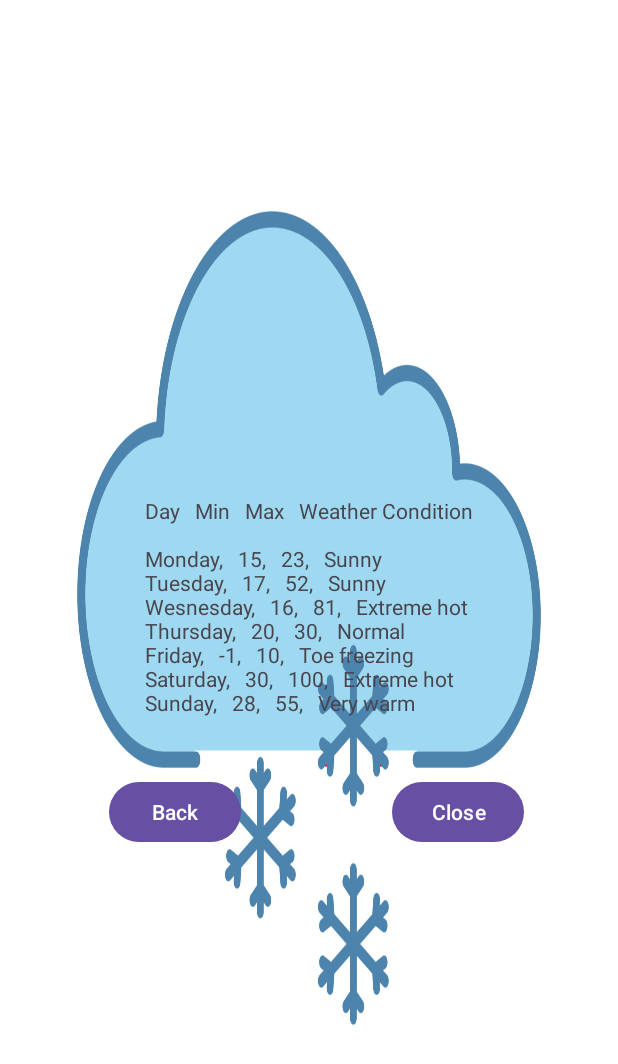
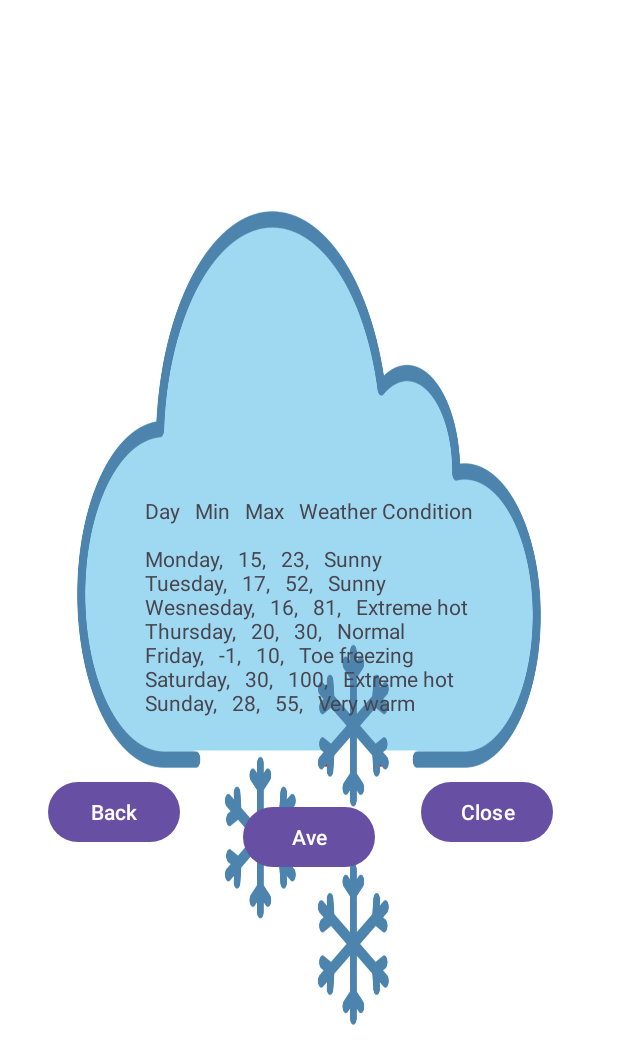
Before and after one commit to THAAQIRHARRIS/Practicum-st10435524, an Android app: the AllWeatherResults screen opened directly, with no data from a screen before it, on a phone screen of 412 x 824 dp. Shown: the top 1064 px of the screen. Run offline under Robolectric (Android 15) with nearby library versions, the phone set to English and light mode, and no system bars.

Commit message:
finish project

```diff
--- a/app/src/main/java/com/example/weatherapp/AllWeatherResults.kt
+++ b/app/src/main/java/com/example/weatherapp/AllWeatherResults.kt
@@ -35,6 +35,7 @@ class AllWeatherResults : AppCompatActivity() {
         val txtAll = findViewById<TextView>(R.id.txtAll)
         val btnPast = findViewById<Button>(R.id.btnPast)
         val btnClose = findViewById<Button>(R.id.btnClose)
+        val btnAve = findViewById<Button>(R.id.btnAve)
 
         var counter = 0
         var tableDisplaytwo: String ="Day   Min   Max   Weather Condition\n\n"
@@ -55,5 +56,10 @@ class AllWeatherResults : AppCompatActivity() {
         btnClose.setOnClickListener {                                                                     // close app
             finishAffinity()
         }
+        btnAve.setOnClickListener {
+            val answer = (15+17+ 16+ 20+ -1+30+28)/7
+            val answertwo = (23+52+81+30+10+100+55)/7                                                              // average of temp
+            txtAll.text = "${answer.toString()}is min ave , ${answertwo.toString()}is max ave"
+        }
     }
 }
--- a/app/src/main/res/layout/activity_all_weather_results.xml
+++ b/app/src/main/res/layout/activity_all_weather_results.xml
@@ -24,7 +24,7 @@
         android:text="Back"
         app:layout_constraintBottom_toBottomOf="parent"
         app:layout_constraintEnd_toEndOf="parent"
-        app:layout_constraintHorizontal_bias="0.225"
+        app:layout_constraintHorizontal_bias="0.099"
         app:layout_constraintStart_toStartOf="parent"
         app:layout_constraintTop_toTopOf="parent"
         app:layout_constraintVertical_bias="0.667" />
@@ -36,8 +36,19 @@
         android:text="Close"
         app:layout_constraintBottom_toBottomOf="parent"
         app:layout_constraintEnd_toEndOf="parent"
-        app:layout_constraintHorizontal_bias="0.806"
+        app:layout_constraintHorizontal_bias="0.866"
         app:layout_constraintStart_toStartOf="parent"
         app:layout_constraintTop_toTopOf="parent"
         app:layout_constraintVertical_bias="0.667" />
+
+    <Button
+        android:id="@+id/btnAve"
+        android:layout_width="wrap_content"
+        android:layout_height="wrap_content"
+        android:text="Ave"
+        app:layout_constraintBottom_toBottomOf="parent"
+        app:layout_constraintEnd_toEndOf="parent"
+        app:layout_constraintStart_toStartOf="parent"
+        app:layout_constraintTop_toTopOf="parent"
+        app:layout_constraintVertical_bias="0.688" />
 </androidx.constraintlayout.widget.ConstraintLayout>
```
